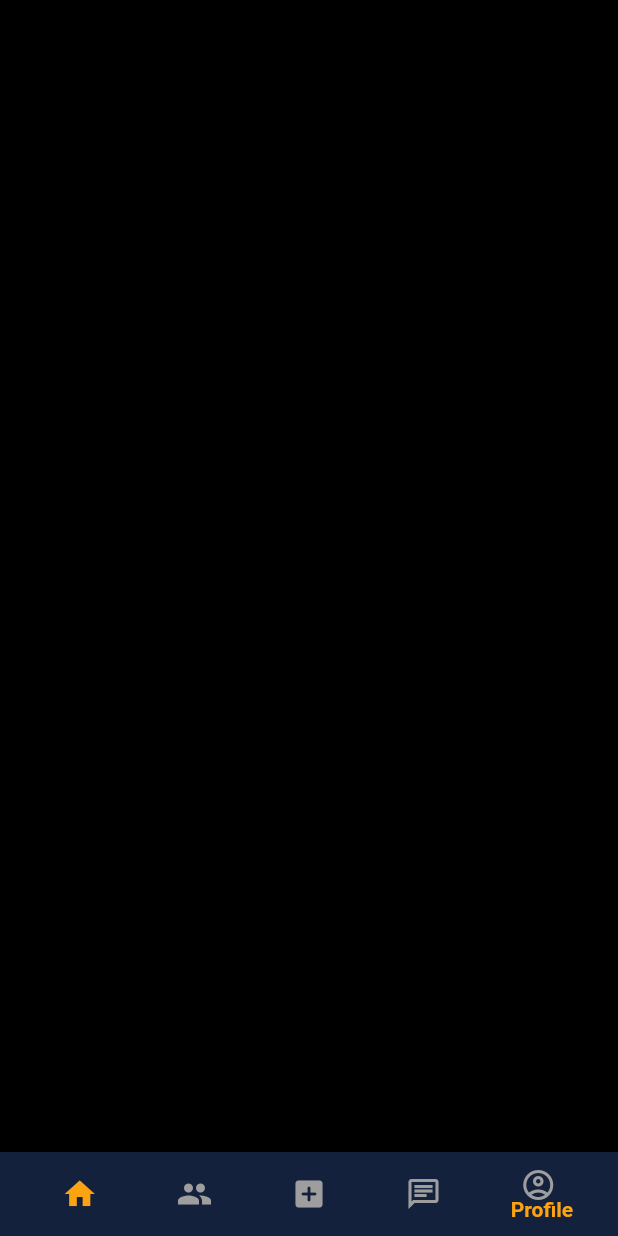
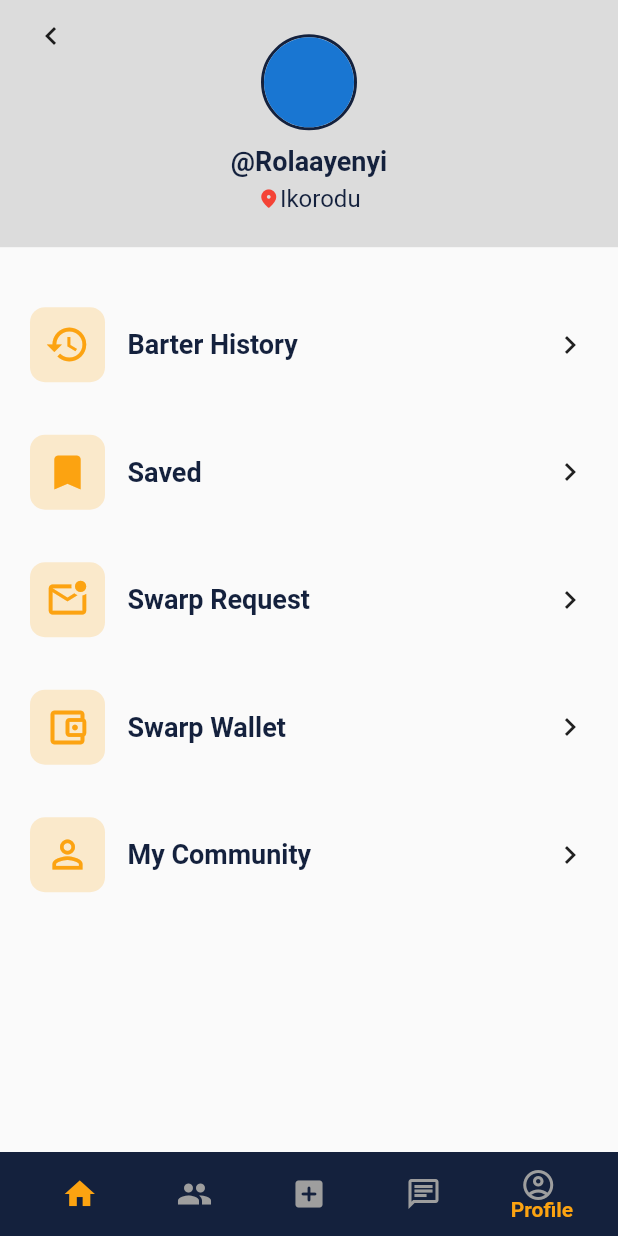
Before and after one commit to phil196000/swarp, a Flutter app: the screen it shows after launch, item 5 of the bottom bar chosen, on a phone screen of 412 x 824 dp. Run offline on Flutter 3.47's test engine with Material 2 defaults, Android fonts, the phone set to English and light mode, and no system bars; drawn by our look-alikes of persistent_bottom_nav_bar; our stand-ins replace carousel_slider.

Commit message:
profile done

```diff
--- a/lib/screens/profile/profile.dart
+++ b/lib/screens/profile/profile.dart
@@ -1,4 +1,7 @@
 import 'package:flutter/material.dart';
+import 'package:swarp/customised_widgets/texts/blacktext.dart';
+import 'package:swarp/screens/profile/profiletab.dart';
+import 'package:swarp/theme/colors.dart';
 
 class Profile extends StatefulWidget {
   const Profile({Key? key}) : super(key: key);
@@ -8,8 +11,98 @@ class Profile extends StatefulWidget {
 }
 
 class _ProfileState extends State<Profile> {
+  List<ProfileTabData> profiletabs = [
+    ProfileTabData(title: 'Barter History', icon: Icons.history),
+    ProfileTabData(title: 'Saved', icon: Icons.bookmark),
+    ProfileTabData(
+        title: 'Swarp Request', icon: Icons.mark_email_unread_outlined),
+    ProfileTabData(
+        title: 'Swarp Wallet', icon: Icons.account_balance_wallet_outlined),
+    ProfileTabData(title: 'My Community', icon: Icons.person_outline),
+  ];
+
   @override
   Widget build(BuildContext context) {
-    return Container();
+    return SafeArea(
+        child: Scaffold(
+      appBar: AppBar(
+        toolbarHeight: MediaQuery.of(context).size.height * 0.2,
+        backgroundColor: Colors.black12,
+        flexibleSpace: Stack(
+          // crossAxisAlignment: CrossAxisAlignment.start,
+          // mainAxisAlignment: MainAxisAlignment.start,
+          children: [
+            Positioned(
+              left: 10,
+              child: IconButton(
+                onPressed: () {},
+                icon: const Icon(Icons.chevron_left),
+              ),
+            ),
+            Positioned.fill(
+                child: GestureDetector(
+              child: Column(
+                crossAxisAlignment: CrossAxisAlignment.center,
+                mainAxisAlignment: MainAxisAlignment.center,
+                children: [
+                  Container(
+                    decoration: BoxDecoration(
+                        borderRadius: BorderRadius.circular(100),
+                        border:
+                            Border.all(color: AppColors.secondary, width: 2)),
+                    child: CircleAvatar(
+                      radius: 30,
+                    ),
+                  ),
+                  SizedBox(
+                    height: 10,
+                  ),
+                  const BlackText(
+                    text: "@Rolaayenyi",
+                  ),
+                  SizedBox(
+                    height: 5,
+                  ),
+                  Row(
+                    mainAxisAlignment: MainAxisAlignment.center,
+                    children: const [
+                      Icon(
+                        Icons.location_on_rounded,
+                        color: Colors.red,
+                        size: 15,
+                      ),
+                      BlackText(
+                        size: 16,
+                        text: 'Ikorodu',
+                        weight: FontWeight.normal,
+                      )
+                    ],
+                  ),
+                ],
+              ),
+            ))
+          ],
+        ),
+      ),
+      body: SingleChildScrollView(
+        padding: EdgeInsets.only(left: 20, right: 20, top: 40, bottom: 60),
+        child: Column(
+          children: profiletabs
+              .map((e) => ProfileTab(
+                    title: e.title,
+                    icon: e.icon,
+                    onPressed: () {},
+                  ))
+              .toList(),
+        ),
+      ),
+    ));
   }
 }
+
+class ProfileTabData {
+  final String title;
+  final IconData icon;
+
+  ProfileTabData({required this.title, required this.icon});
+}
--- /dev/null
+++ b/lib/screens/profile/profiletab.dart
@@ -0,0 +1,47 @@
+import 'package:flutter/material.dart';
+import 'package:swarp/customised_widgets/texts/blacktext.dart';
+import 'package:swarp/theme/colors.dart';
+
+class ProfileTab extends StatelessWidget {
+  const ProfileTab(
+      {Key? key, this.onPressed, required this.title, required this.icon})
+      : super(key: key);
+  final Function()? onPressed;
+  final String title;
+  final IconData icon;
+
+  @override
+  Widget build(BuildContext context) {
+    return Container(
+      margin: const EdgeInsets.only(bottom: 35),
+      child: GestureDetector(
+        onTap: onPressed,
+        child: Row(
+          mainAxisAlignment: MainAxisAlignment.spaceBetween,
+          children: [
+            Row(
+              children: [
+                Container(
+                  decoration: BoxDecoration(
+                      color: AppColors.primary20,
+                      borderRadius: BorderRadius.circular(10)),
+                  padding: const EdgeInsets.all(10),
+                  child: Icon(
+                    icon,
+                    size: 30,
+                    color: AppColors.primary,
+                  ),
+                ),
+                BlackText(
+                  text: title,
+                  margin: EdgeInsets.only(left: 15),
+                )
+              ],
+            ),
+            const Icon(Icons.chevron_right)
+          ],
+        ),
+      ),
+    );
+  }
+}
--- a/lib/theme/colors.dart
+++ b/lib/theme/colors.dart
@@ -1,6 +1,7 @@
 import 'package:flutter/material.dart';
 
-class AppColors{
+class AppColors {
   static const Color primary = Color.fromRGBO(252, 163, 17, 1);
   static const Color secondary = Color.fromRGBO(20, 33, 61, 1);
+  static const Color primary20 = Color.fromRGBO(252, 163, 17, 0.2);
 }
```
Also changed, not shown: lib/screens/profile/barterhistory.dart (added).
